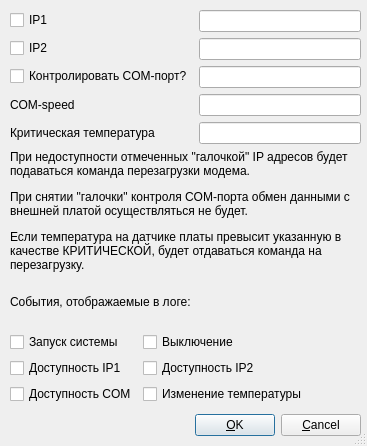
Above: ui/netPingSettings.ui from evgs89/netping before the change. Below: the same form after it.
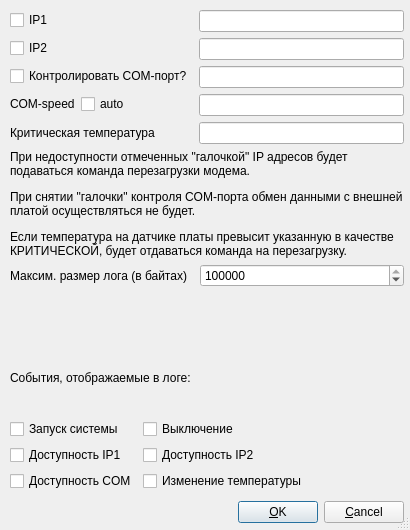
That is the form after the change.

What changed in the file:
```diff
--- a/ui/netPingSettings.ui
+++ b/ui/netPingSettings.ui
@@ -9,8 +9,8 @@
    <rect>
     <x>0</x>
     <y>0</y>
-    <width>367</width>
-    <height>446</height>
+    <width>410</width>
+    <height>530</height>
    </rect>
   </property>
   <property name="sizePolicy">
@@ -30,8 +30,8 @@
     <rect>
      <x>10</x>
      <y>10</y>
-     <width>351</width>
-     <height>431</height>
+     <width>394</width>
+     <height>518</height>
     </rect>
    </property>
    <layout class="QVBoxLayout" name="verticalLayout">
@@ -70,26 +70,37 @@
       <item row="2" column="1">
        <widget class="QLineEdit" name="comEdit"/>
       </item>
-      <item row="3" column="0">
-       <widget class="QLabel" name="comSpeed">
-        <property name="text">
-         <string>COM-speed</string>
-        </property>
-       </widget>
-      </item>
       <item row="3" column="1">
        <widget class="QLineEdit" name="lineEdit_4"/>
       </item>
-      <item row="4" column="0">
+      <item row="5" column="0">
        <widget class="QLabel" name="label_4">
         <property name="text">
          <string>Критическая температура</string>
         </property>
        </widget>
       </item>
-      <item row="4" column="1">
+      <item row="5" column="1">
        <widget class="QLineEdit" name="maxTempEdit"/>
       </item>
+      <item row="3" column="0">
+       <layout class="QHBoxLayout" name="horizontalLayout">
+        <item>
+         <widget class="QLabel" name="comSpeed">
+          <property name="text">
+           <string>COM-speed</string>
+          </property>
+         </widget>
+        </item>
+        <item>
+         <widget class="QCheckBox" name="enableAutoSpeedCheckbox">
+          <property name="text">
+           <string>auto</string>
+          </property>
+         </widget>
+        </item>
+       </layout>
+      </item>
      </layout>
     </item>
     <item>
@@ -108,6 +119,27 @@
       </property>
      </widget>
     </item>
+    <item>
+     <layout class="QFormLayout" name="formLayout_3">
+      <item row="0" column="0">
+       <widget class="QLabel" name="label">
+        <property name="text">
+         <string>Максим. размер лога (в байтах)  </string>
+        </property>
+       </widget>
+      </item>
+      <item row="0" column="1">
+       <widget class="QSpinBox" name="maxLogSize">
+        <property name="maximum">
+         <number>1048576000</number>
+        </property>
+        <property name="value">
+         <number>1048576</number>
+        </property>
+       </widget>
+      </item>
+     </layout>
+    </item>
     <item>
      <widget class="QLabel" name="label_5">
       <property name="text">
```
